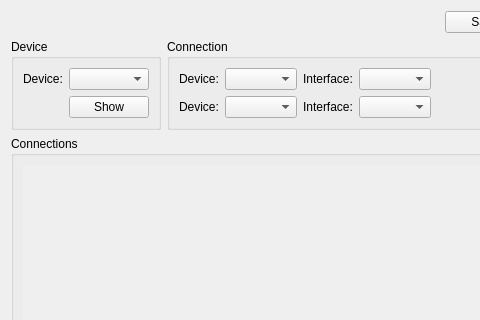
Old version of the form src/VMTD/VMTD/connection/VMTDConnectionManagerForm.ui in the repository ekushko/qt-vxlan-mtd-old; both pictures show x 0 to 480 and y 0 to 320 of the 622 by 529 pixel window.
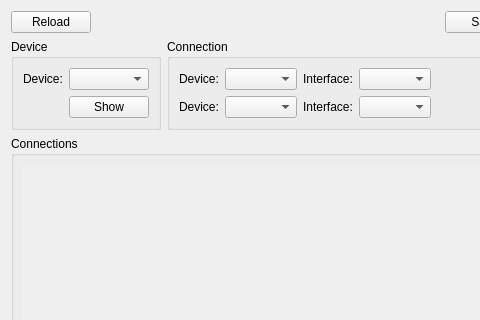
New version of the form.

The edit to the form file:
```diff
--- a/src/VMTD/VMTD/connection/VMTDConnectionManagerForm.ui
+++ b/src/VMTD/VMTD/connection/VMTDConnectionManagerForm.ui
@@ -19,6 +19,13 @@
      <property name="topMargin">
       <number>0</number>
      </property>
+     <item>
+      <widget class="QPushButton" name="pbReload">
+       <property name="text">
+        <string>Reload</string>
+       </property>
+      </widget>
+     </item>
      <item>
       <spacer name="_10">
        <property name="orientation">
```
